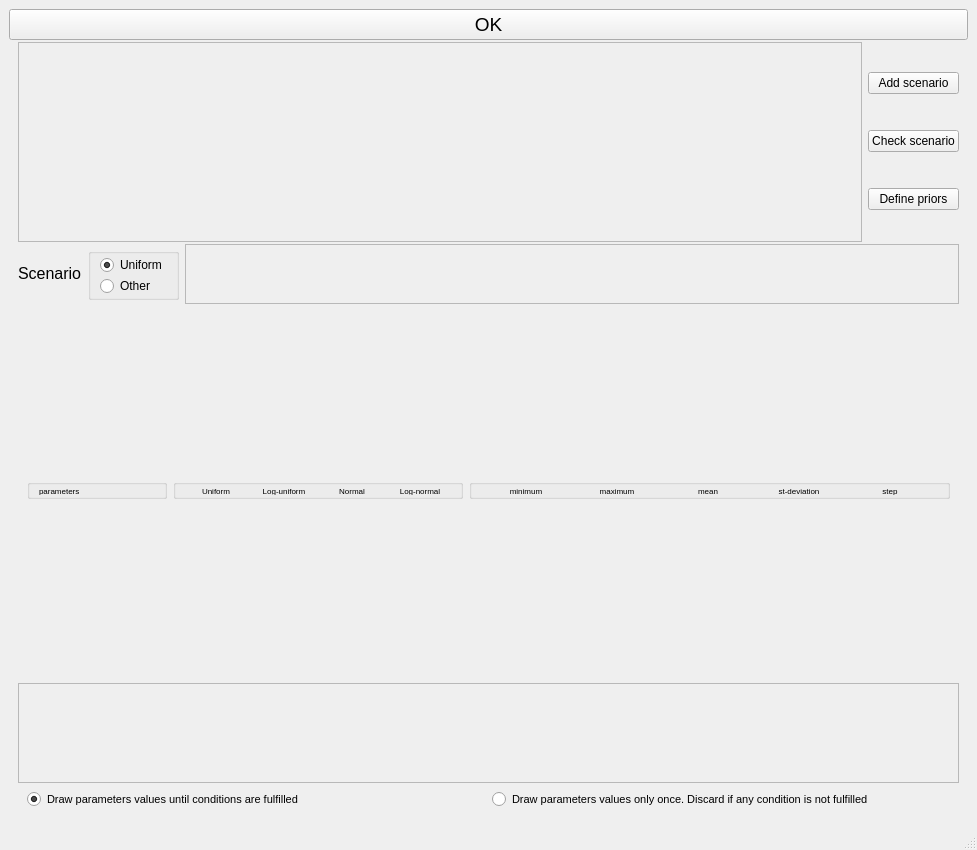
Qt form python_interface/uis/setHistoricalModel.ui (cbgp/diyabc) before a commit.
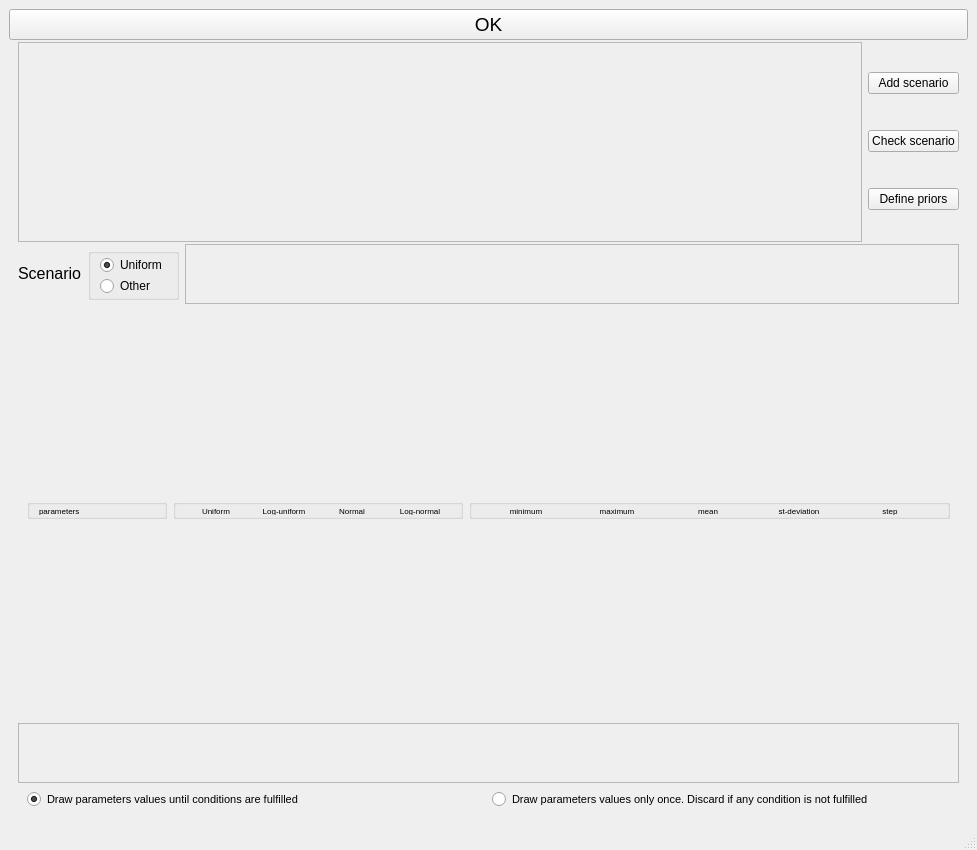
The same form after that commit.

Diff of the .ui file:
```diff
--- a/python_interface/uis/setHistoricalModel.ui
+++ b/python_interface/uis/setHistoricalModel.ui
@@ -302,13 +302,16 @@
       <property name="widgetResizable">
        <bool>true</bool>
       </property>
+      <property name="alignment">
+       <set>Qt::AlignLeading|Qt::AlignLeft|Qt::AlignTop</set>
+      </property>
       <widget class="QWidget" name="scrollAreaWidgetContents">
        <property name="geometry">
         <rect>
          <x>0</x>
          <y>0</y>
          <width>959</width>
-         <height>329</height>
+         <height>369</height>
         </rect>
        </property>
        <layout class="QVBoxLayout" name="verticalLayout_6">
@@ -682,15 +685,20 @@
          <property name="minimumSize">
           <size>
            <width>0</width>
-           <height>100</height>
+           <height>60</height>
           </size>
          </property>
          <property name="maximumSize">
           <size>
            <width>16777215</width>
-           <height>100</height>
+           <height>60</height>
           </size>
          </property>
+         <property name="font">
+          <font>
+           <pointsize>6</pointsize>
+          </font>
+         </property>
          <property name="verticalScrollBarPolicy">
           <enum>Qt::ScrollBarAlwaysOff</enum>
          </property>
@@ -703,10 +711,20 @@
             <x>0</x>
             <y>0</y>
             <width>939</width>
-            <height>98</height>
+            <height>58</height>
            </rect>
           </property>
-          <layout class="QHBoxLayout" name="horizontalLayout_2"/>
+          <layout class="QHBoxLayout" name="horizontalLayout_2">
+           <property name="spacing">
+            <number>1</number>
+           </property>
+           <property name="topMargin">
+            <number>1</number>
+           </property>
+           <property name="bottomMargin">
+            <number>1</number>
+           </property>
+          </layout>
          </widget>
         </widget>
        </item>
```
Left out of the diff: 2 changed lines with no effect on the pictures.
